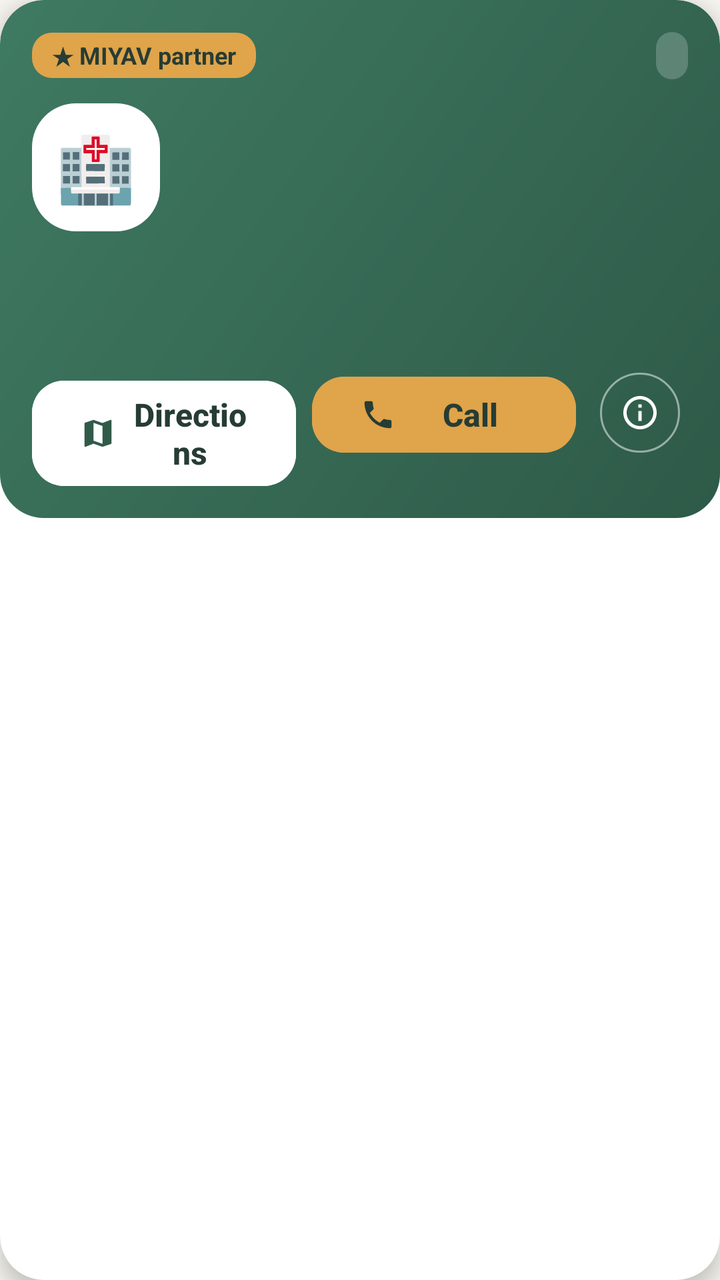
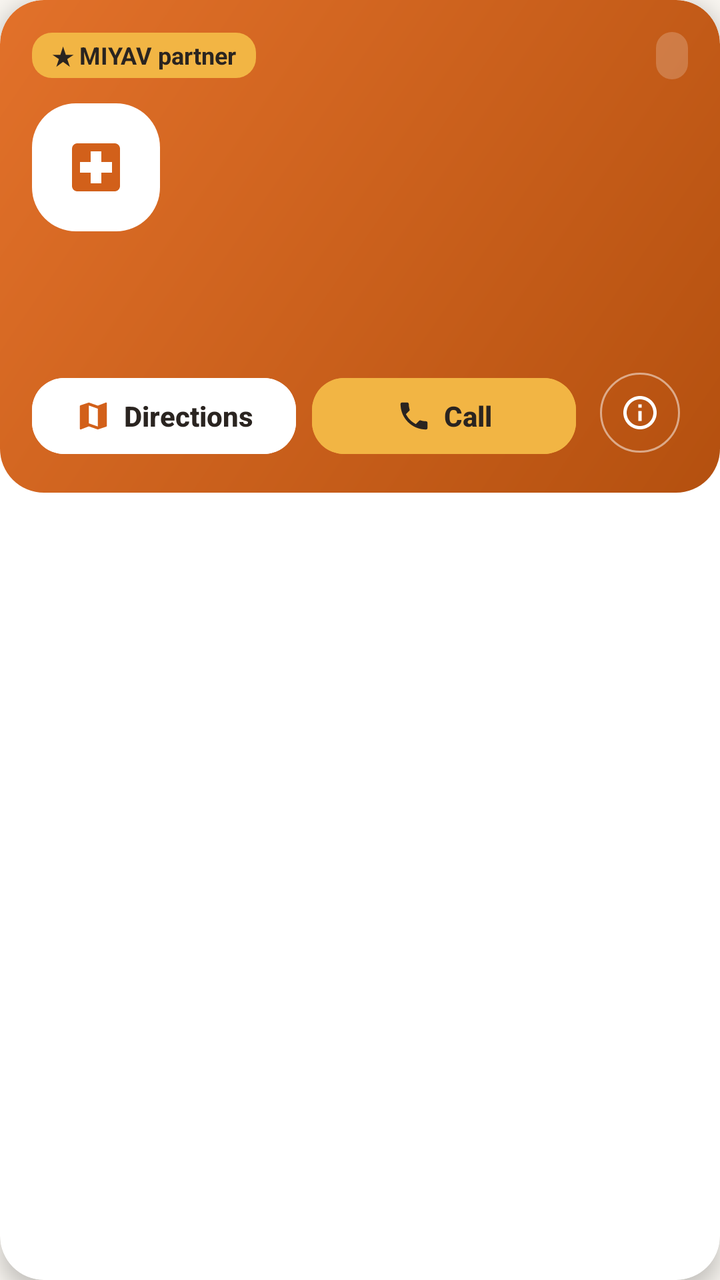

Before-and-after screenshots of an Android layout around one commit, followed by the original layout XML and the change that was made.
<!-- AndroidManifest.xml: application theme Theme.MIYAV -->
<!-- res/layout/item_place_sponsored.xml -->
<?xml version="1.0" encoding="utf-8"?>
<com.google.android.material.card.MaterialCardView xmlns:android="http://schemas.android.com/apk/res/android"
    xmlns:app="http://schemas.android.com/apk/res-auto"
    android:layout_width="match_parent"
    android:layout_height="wrap_content"
    android:layout_marginTop="@dimen/space_sm"
    android:layout_marginBottom="@dimen/space_xs"
    app:cardCornerRadius="@dimen/radius_lg"
    app:cardElevation="6dp"
    app:strokeWidth="0dp">

    <LinearLayout
        android:layout_width="match_parent"
        android:layout_height="wrap_content"
        android:background="@drawable/bg_sponsored_card"
        android:orientation="vertical"
        android:padding="@dimen/space_lg">

        <LinearLayout
            android:layout_width="match_parent"
            android:layout_height="wrap_content"
            android:gravity="center_vertical"
            android:orientation="horizontal">

            <TextView
                android:id="@+id/partnerBadge"
                android:layout_width="wrap_content"
                android:layout_height="wrap_content"
                android:background="@drawable/bg_place_badge"
                android:backgroundTint="@color/brand_sun"
                android:paddingStart="10dp"
                android:paddingTop="3dp"
                android:paddingEnd="10dp"
                android:paddingBottom="3dp"
                android:text="@string/places_partner"
                android:textColor="@color/text_primary"
                android:textSize="12sp"
                android:textStyle="bold" />

            <TextView
                android:id="@+id/statusBadge"
                android:layout_width="wrap_content"
                android:layout_height="wrap_content"
                android:layout_marginStart="6dp"
                android:background="@drawable/bg_place_badge"
                android:paddingStart="8dp"
                android:paddingTop="3dp"
                android:paddingEnd="8dp"
                android:paddingBottom="3dp"
                android:textSize="12sp"
                android:textStyle="bold"
                android:visibility="gone" />

            <View
                android:layout_width="0dp"
                android:layout_height="1dp"
                android:layout_weight="1" />

            <TextView
                android:id="@+id/distanceView"
                android:layout_width="wrap_content"
                android:layout_height="wrap_content"
                android:background="@drawable/bg_place_badge"
                android:backgroundTint="#33FFFFFF"
                android:paddingStart="8dp"
                android:paddingTop="3dp"
                android:paddingEnd="8dp"
                android:paddingBottom="3dp"
                android:textColor="@color/text_on_brand"
                android:textSize="13sp"
                android:textStyle="bold" />
        </LinearLayout>

        <LinearLayout
            android:layout_width="match_parent"
            android:layout_height="wrap_content"
            android:layout_marginTop="@dimen/space_md"
            android:gravity="center_vertical"
            android:orientation="horizontal">

            <TextView
                android:layout_width="64dp"
                android:layout_height="64dp"
                android:background="@drawable/bg_map_card"
                android:gravity="center"
                android:importantForAccessibility="no"
                android:text="🏥"
                android:textSize="32sp" />

            <LinearLayout
                android:layout_width="0dp"
                android:layout_height="wrap_content"
                android:layout_marginStart="@dimen/space_md"
                android:layout_weight="1"
                android:orientation="vertical">

                <TextView
                    android:id="@+id/nameView"
                    android:layout_width="match_parent"
                    android:layout_height="wrap_content"
                    android:maxLines="3"
                    android:textColor="@color/text_on_brand"
                    android:textSize="19sp"
                    android:textStyle="bold" />

                <TextView
                    android:id="@+id/addressView"
                    android:layout_width="match_parent"
                    android:layout_height="wrap_content"
                    android:layout_marginTop="2dp"
                    android:textColor="#E6FFFFFF"
                    android:textSize="13sp" />
            </LinearLayout>
        </LinearLayout>

        <TextView
            android:id="@+id/descriptionView"
            android:layout_width="match_parent"
            android:layout_height="wrap_content"
            android:layout_marginTop="@dimen/space_md"
            android:textColor="@color/text_on_brand"
            android:textSize="14sp" />

        <TextView
            android:id="@+id/hoursView"
            android:layout_width="match_parent"
            android:layout_height="wrap_content"
            android:layout_marginTop="6dp"
            android:textColor="#E6FFFFFF"
            android:textSize="13sp" />

        <LinearLayout
            android:layout_width="match_parent"
            android:layout_height="wrap_content"
            android:layout_marginTop="@dimen/space_md"
            android:orientation="horizontal">

            <com.google.android.material.button.MaterialButton
                android:id="@+id/directionsButton"
                android:layout_width="0dp"
                android:layout_height="wrap_content"
                android:layout_weight="1"
                android:backgroundTint="@color/surface"
                android:minHeight="46dp"
                android:text="@string/places_directions"
                android:textColor="@color/text_primary"
                app:icon="@drawable/ic_map"
                app:iconTint="@color/brand_coral" />

            <com.google.android.material.button.MaterialButton
                android:id="@+id/callButton"
                android:layout_width="0dp"
                android:layout_height="wrap_content"
                android:layout_marginStart="@dimen/space_sm"
                android:layout_weight="1"
                android:backgroundTint="@color/brand_sun"
                android:minHeight="46dp"
                android:text="@string/contact_call"
                android:textColor="@color/text_primary"
                app:icon="@drawable/ic_phone"
                app:iconTint="@color/text_primary" />

            <com.google.android.material.button.MaterialButton
                android:id="@+id/websiteButton"
                style="@style/Widget.Material3.Button.IconButton.Outlined"
                android:layout_width="48dp"
                android:layout_height="48dp"
                android:layout_marginStart="@dimen/space_sm"
                android:contentDescription="@string/places_website"
                app:icon="@drawable/ic_info"
                app:iconTint="@color/text_on_brand"
                app:strokeColor="#80FFFFFF" />
        </LinearLayout>
    </LinearLayout>
</com.google.android.material.card.MaterialCardView>
<!-- resources referenced by this layout -->
<resources>
  <color name="brand_coral">#315B49</color>
  <color name="brand_sun">#E0A44A</color>
  <color name="text_primary">#263C35</color>
  <!-- drawable bg_sponsored_card (drawable) -->
  <?xml version="1.0" encoding="utf-8"?>
  <shape xmlns:android="http://schemas.android.com/apk/res/android"
      android:shape="rectangle">
      <gradient
          android:angle="315"
          android:endColor="#2E5A48"
          android:startColor="#3F7A62"
          android:type="linear" />
      <corners android:radius="@dimen/radius_lg" />
  </shape>
  <style name="Theme.MIYAV" parent="Theme.Material3.Light.NoActionBar">
          <item name="colorPrimary">@color/brand_coral</item>
          <item name="colorOnPrimary">@color/text_on_brand</item>
          <item name="colorPrimaryContainer">@color/pastel_mint</item>
          <item name="colorOnPrimaryContainer">@color/brand_coral_dark</item>
          <item name="colorSecondary">@color/brand_lavender</item>
          <item name="colorOnSecondary">@color/text_on_brand</item>
          <item name="colorSecondaryContainer">@color/pastel_lavender</item>
          <item name="colorOnSecondaryContainer">@color/text_primary</item>
          <item name="colorTertiary">@color/brand_mint</item>
          <item name="colorTertiaryContainer">@color/pastel_mint</item>
          <item name="colorSurface">@color/surface</item>
          <item name="colorOnSurface">@color/text_primary</item>
          <item name="colorSurfaceVariant">@color/surface_muted</item>
          <item name="colorOnSurfaceVariant">@color/text_secondary</item>
          <item name="colorSurfaceContainer">@color/surface</item>
          <item name="colorSurfaceContainerLow">@color/surface</item>
          <item name="colorSurfaceContainerHigh">@color/surface</item>
          <item name="colorSurfaceContainerHighest">@color/surface_muted</item>
          <item name="colorOutline">@color/outline</item>
          <item name="colorOutlineVariant">@color/outline</item>
          <item name="colorError">@color/error</item>
          <item name="android:colorBackground">@color/bg_app</item>
          <item name="android:windowBackground">@color/bg_app</item>
          <item name="android:statusBarColor">@android:color/transparent</item>
          <item name="android:navigationBarColor">@android:color/transparent</item>
          <item name="android:windowLightStatusBar">true</item>
          <item name="android:windowLightNavigationBar" tools:targetApi="27">true</item>
          <item name="android:enforceNavigationBarContrast" tools:targetApi="29">false</item>
          <item name="textInputStyle">@style/Widget.Miyav.TextInput</item>
          <item name="materialButtonStyle">@style/Widget.Miyav.Button</item>
          <item name="materialButtonOutlinedStyle">@style/Widget.Miyav.Button.Outlined</item>
          <item name="borderlessButtonStyle">@style/Widget.Miyav.Button.Text</item>
          <item name="materialCardViewStyle">@style/Widget.Miyav.Card</item>
          <item name="elevationOverlayEnabled">false</item>
          <item name="bottomNavigationStyle">@style/Widget.Miyav.BottomNavigation</item>
          <item name="toolbarStyle">@style/Widget.Miyav.Toolbar</item>
          <item name="materialAlertDialogTheme">@style/ThemeOverlay.Miyav.Dialog</item>
          <item name="bottomSheetDialogTheme">@style/ThemeOverlay.Miyav.BottomSheet</item>
          <item name="chipStyle">@style/Widget.Miyav.Chip</item>
      </style>
  <color name="surface_muted">#F1EFE7</color>
  <color name="pastel_mint">#DCEEE5</color>
  <color name="brand_coral_dark">#284B3C</color>
  <color name="brand_lavender">#7B8FD6</color>
  <color name="pastel_lavender">#E8ECF8</color>
  <color name="text_secondary">#67706A</color>
  <color name="outline">#ECE8DE</color>
  <color name="bg_app">#F7F5EF</color>
  <color name="card_stroke">#E6E1D5</color>
  <!-- unchanged entries left out for length: 38 -->
</resources>

<!-- the commit's change to res/layout/item_place_sponsored.xml (unified diff, before → after) -->
@@ -78,14 +78,14 @@
             android:gravity="center_vertical"
             android:orientation="horizontal">
 
-            <TextView
+            <ImageView
                 android:layout_width="64dp"
                 android:layout_height="64dp"
                 android:background="@drawable/bg_map_card"
-                android:gravity="center"
                 android:importantForAccessibility="no"
-                android:text="🏥"
-                android:textSize="32sp" />
+                android:padding="16dp"
+                android:src="@drawable/ic_vet"
+                app:tint="@color/brand_coral" />
 
             <LinearLayout
                 android:layout_width="0dp"
@@ -98,9 +98,12 @@
                     android:id="@+id/nameView"
                     android:layout_width="match_parent"
                     android:layout_height="wrap_content"
+                    android:breakStrategy="balanced"
+                    android:ellipsize="end"
+                    android:hyphenationFrequency="none"
                     android:maxLines="3"
                     android:textColor="@color/text_on_brand"
-                    android:textSize="19sp"
+                    android:textSize="18sp"
                     android:textStyle="bold" />
 
                 <TextView
@@ -137,11 +140,11 @@
 
             <com.google.android.material.button.MaterialButton
                 android:id="@+id/directionsButton"
+                style="@style/Widget.Miyav.Button.PlaceAction"
                 android:layout_width="0dp"
                 android:layout_height="wrap_content"
                 android:layout_weight="1"
                 android:backgroundTint="@color/surface"
-                android:minHeight="46dp"
                 android:text="@string/places_directions"
                 android:textColor="@color/text_primary"
                 app:icon="@drawable/ic_map"
@@ -149,12 +152,12 @@
 
             <com.google.android.material.button.MaterialButton
                 android:id="@+id/callButton"
+                style="@style/Widget.Miyav.Button.PlaceAction"
                 android:layout_width="0dp"
                 android:layout_height="wrap_content"
                 android:layout_marginStart="@dimen/space_sm"
                 android:layout_weight="1"
                 android:backgroundTint="@color/brand_sun"
-                android:minHeight="46dp"
                 android:text="@string/contact_call"
                 android:textColor="@color/text_primary"
                 app:icon="@drawable/ic_phone"
<!-- resource entries referenced after the edit -->
@@ -1,28 +1,54 @@
 <!-- resources referenced by this layout -->
 <resources>
-  <color name="brand_coral">#315B49</color>
-  <color name="brand_sun">#E0A44A</color>
-  <color name="text_primary">#263C35</color>
+  <color name="brand_coral">#D2601A</color>
+  <color name="brand_sun">#F2B544</color>
+  <color name="text_primary">#2A2420</color>
   <!-- drawable bg_sponsored_card (drawable) -->
   <?xml version="1.0" encoding="utf-8"?>
   <shape xmlns:android="http://schemas.android.com/apk/res/android"
       android:shape="rectangle">
       <gradient
           android:angle="315"
-          android:endColor="#2E5A48"
-          android:startColor="#3F7A62"
+          android:endColor="#B4500F"
+          android:startColor="#E2712A"
           android:type="linear" />
       <corners android:radius="@dimen/radius_lg" />
   </shape>
+  <!-- drawable ic_vet (drawable) -->
+  <?xml version="1.0" encoding="utf-8"?>
+  <vector xmlns:android="http://schemas.android.com/apk/res/android"
+      android:width="24dp"
+      android:height="24dp"
+      android:tint="?attr/colorControlNormal"
+      android:viewportWidth="24"
+      android:viewportHeight="24">
+      <path
+          android:fillColor="@android:color/white"
+          android:pathData="M19,3L5,3c-1.1,0 -1.99,0.9 -1.99,2L3,19c0,1.1 0.9,2 2,2h14c1.1,0 2,-0.9 2,-2L21,5c0,-1.1 -0.9,-2 -2,-2zM18,14h-4v4h-4v-4L6,14v-4h4L10,6h4v4h4v4z" />
+  </vector>
+  <style name="Widget.Miyav.Button.PlaceAction" parent="Widget.Miyav.Button">
+          <item name="android:minHeight">46dp</item>
+          <item name="android:maxLines">1</item>
+          <item name="android:textSize">14sp</item>
+          <item name="android:paddingStart">10dp</item>
+          <item name="android:paddingEnd">10dp</item>
+          <item name="iconSize">18dp</item>
+          <item name="iconPadding">6dp</item>
+          <item name="iconGravity">textStart</item>
+          <item name="autoSizeTextType">uniform</item>
+          <item name="autoSizeMinTextSize">11sp</item>
+          <item name="autoSizeMaxTextSize">14sp</item>
+          <item name="autoSizeStepGranularity">1sp</item>
+      </style>
   <style name="Theme.MIYAV" parent="Theme.Material3.Light.NoActionBar">
           <item name="colorPrimary">@color/brand_coral</item>
           <item name="colorOnPrimary">@color/text_on_brand</item>
           <item name="colorPrimaryContainer">@color/pastel_mint</item>
           <item name="colorOnPrimaryContainer">@color/brand_coral_dark</item>
-          <item name="colorSecondary">@color/brand_lavender</item>
+          <item name="colorSecondary">@color/brand_coral_dark</item>
           <item name="colorOnSecondary">@color/text_on_brand</item>
-          <item name="colorSecondaryContainer">@color/pastel_lavender</item>
-          <item name="colorOnSecondaryContainer">@color/text_primary</item>
+          <item name="colorSecondaryContainer">@color/pastel_mint</item>
+          <item name="colorOnSecondaryContainer">@color/brand_coral_dark</item>
           <item name="colorTertiary">@color/brand_mint</item>
           <item name="colorTertiaryContainer">@color/pastel_mint</item>
           <item name="colorSurface">@color/surface</item>
@@ -55,15 +81,13 @@
           <item name="bottomSheetDialogTheme">@style/ThemeOverlay.Miyav.BottomSheet</item>
           <item name="chipStyle">@style/Widget.Miyav.Chip</item>
       </style>
-  <color name="surface_muted">#F1EFE7</color>
-  <color name="pastel_mint">#DCEEE5</color>
-  <color name="brand_coral_dark">#284B3C</color>
-  <color name="brand_lavender">#7B8FD6</color>
-  <color name="pastel_lavender">#E8ECF8</color>
-  <color name="text_secondary">#67706A</color>
-  <color name="outline">#ECE8DE</color>
-  <color name="bg_app">#F7F5EF</color>
-  <color name="card_stroke">#E6E1D5</color>
+  <color name="surface_muted">#F3EEE7</color>
+  <color name="pastel_mint">#FDEBDD</color>
+  <color name="brand_coral_dark">#A84A12</color>
+  <color name="text_secondary">#6F6660</color>
+  <color name="outline">#EDE5DB</color>
+  <color name="bg_app">#F8F5F0</color>
+  <color name="card_stroke">#EDE3D8</color>
   <!-- unchanged entries left out for length: 38 -->
 </resources>
 
